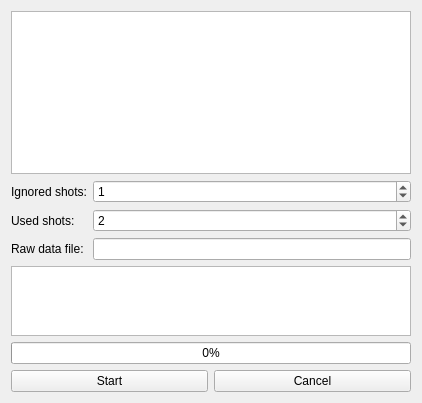
hibtc/madgui, file src/madgui/widget/correct/orm_measure.ui: the form before one commit.
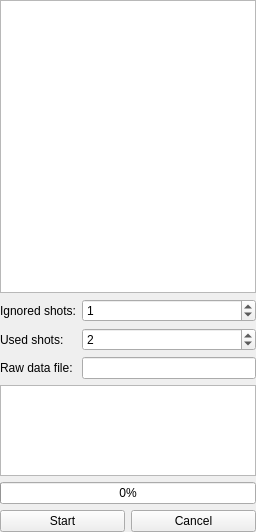
The form after the commit. Custom widgets are drawn as their Qt base class.

Commit message: Disable child margins and remove arbitrary size hints

What changed in the file:
```diff
--- a/src/madgui/widget/correct/orm_measure.ui
+++ b/src/madgui/widget/correct/orm_measure.ui
@@ -2,18 +2,22 @@
 <ui version="4.0">
  <class>ResponseMeasureWidget</class>
  <widget class="QWidget" name="ResponseMeasureWidget">
-  <property name="geometry">
-   <rect>
-    <x>0</x>
-    <y>0</y>
-    <width>422</width>
-    <height>403</height>
-   </rect>
-  </property>
   <property name="windowTitle">
    <string>Form</string>
   </property>
   <layout class="QVBoxLayout" stretch="2,0,1">
+   <property name="leftMargin">
+    <number>0</number>
+   </property>
+   <property name="topMargin">
+    <number>0</number>
+   </property>
+   <property name="rightMargin">
+    <number>0</number>
+   </property>
+   <property name="bottomMargin">
+    <number>0</number>
+   </property>
    <item>
     <layout class="QHBoxLayout" stretch="1">
      <item>
```
The commit also changes 9 other files.
